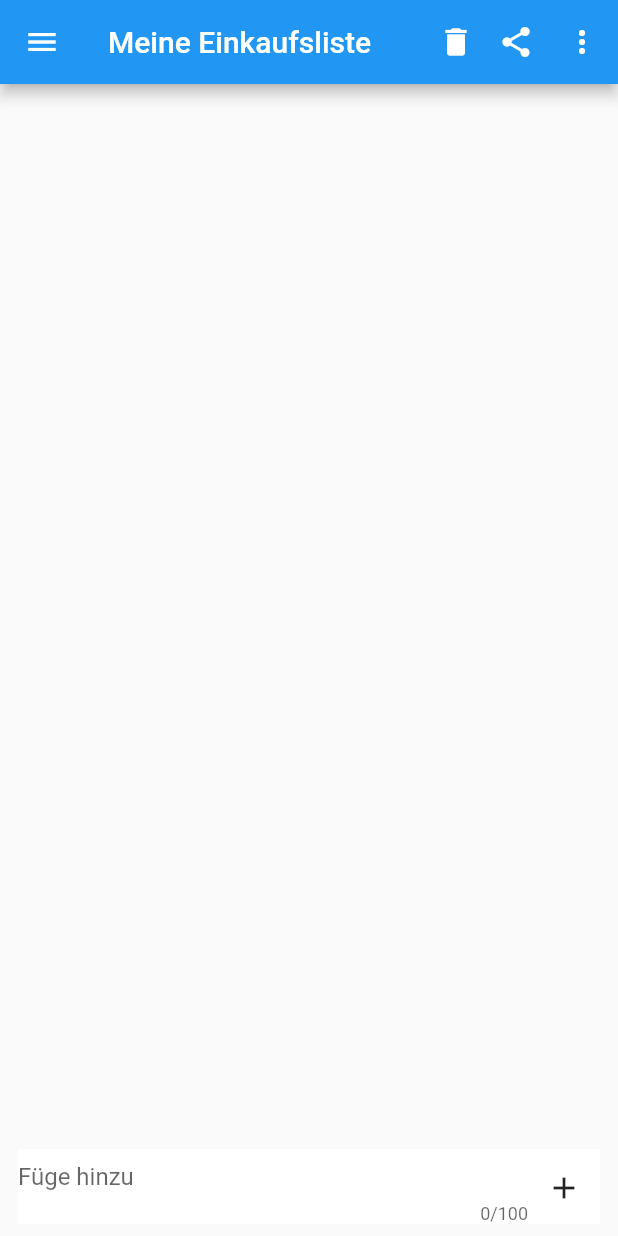
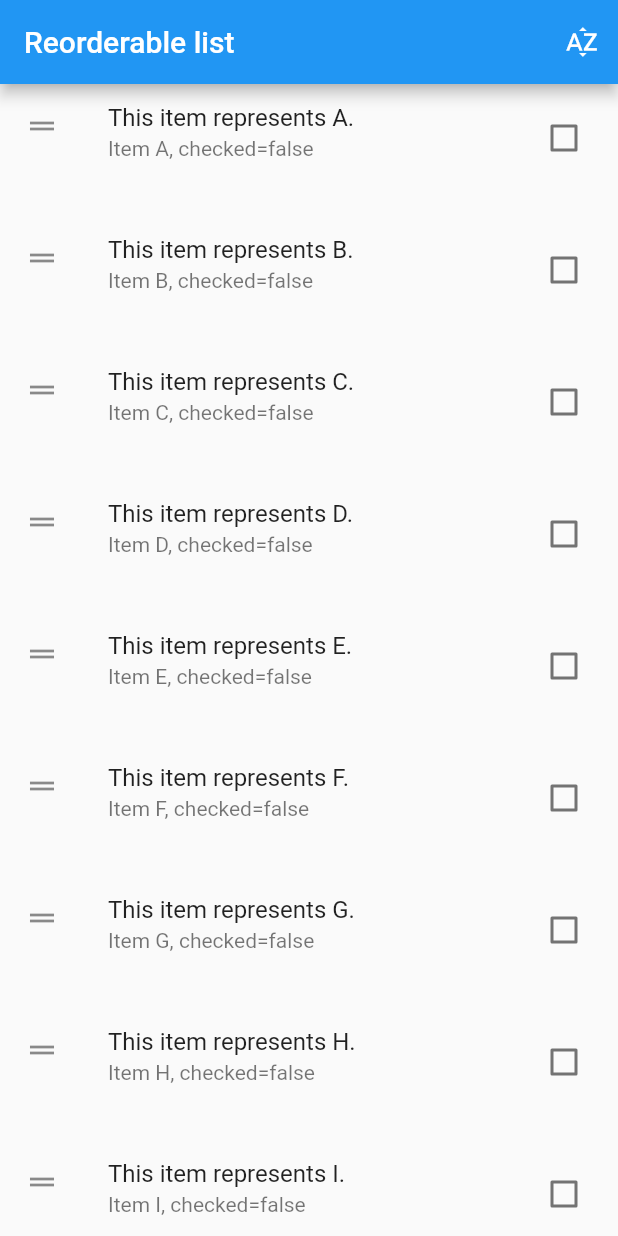
Before and after one commit to drmilde/einkaufsliste, a Flutter app: the screen it shows after launch, on a phone screen of 412 x 824 dp. Run offline on Flutter 3.47's test engine with Material 2 defaults, Android fonts, the phone set to English and light mode, and no system bars; our stand-ins replace sqflite; accounts and stored records are empty.

```diff
--- a/lib/main.dart
+++ b/lib/main.dart
@@ -1,3 +1,4 @@
+import 'package:einkaufsliste/screens/main_reordable_screen.dart';
 import 'package:einkaufsliste/screens/main_screen.dart';
 import 'package:flutter/material.dart';
 
@@ -12,7 +13,8 @@ class MyApp extends StatelessWidget {
       theme: ThemeData(
         primarySwatch: Colors.blue,
       ),
-      home: MainScreen("Meine Einkaufsliste"),
+      //home: MainScreen("Meine Einkaufsliste"),
+      home: MainReordableScreen(),
     );
   }
 }
--- /dev/null
+++ b/lib/screens/main_reordable_screen.dart
@@ -0,0 +1,96 @@
+import 'package:flutter/material.dart';
+
+class MainReordableScreen extends StatefulWidget {
+  const MainReordableScreen({Key key}) : super(key: key);
+
+  @override
+  State<StatefulWidget> createState() {
+    return _MainReordableScreenState();
+  }
+}
+
+class _ListItem {
+  _ListItem(this.value, this.checked);
+
+  final String value;
+  bool checked;
+}
+
+class _MainReordableScreenState extends State<MainReordableScreen> {
+  bool _reverseSort = false;
+  static final _items = <String>[
+    'A',
+    'B',
+    'C',
+    'D',
+    'E',
+    'F',
+    'G',
+    'H',
+    'I',
+    'J',
+    'K',
+    'L',
+    'M',
+    'N',
+  ].map((item) => _ListItem(item, false)).toList();
+
+  // Handler called by ReorderableListView onReorder after a list child is
+  // dropped into a new position.
+  void _onReorder(int oldIndex, int newIndex) {
+    setState(() {
+      if (newIndex > oldIndex) {
+        newIndex -= 1;
+      }
+      final _ListItem item = _items.removeAt(oldIndex);
+      _items.insert(newIndex, item);
+    });
+  }
+
+  // Handler called when the "sort" button on appbar is clicked.
+  void _onSort() {
+    setState(() {
+      _reverseSort = !_reverseSort;
+      _items.sort((_ListItem a, _ListItem b) => _reverseSort
+          ? b.value.compareTo(a.value)
+          : a.value.compareTo(b.value));
+    });
+  }
+
+  @override
+  Widget build(BuildContext context) {
+    final _appbar = AppBar(
+      title: Text('Reorderable list'),
+      automaticallyImplyLeading: false,
+      actions: <Widget>[
+        IconButton(
+          icon: Icon(Icons.sort_by_alpha),
+          tooltip: 'Sort',
+          onPressed: _onSort,
+        ),
+      ],
+    );
+    final _listTiles = _items
+        .map(
+          (item) => CheckboxListTile(
+            key: Key(item.value),
+            value: item.checked ?? false,
+            onChanged: (bool newValue) {
+              setState(() => item.checked = newValue);
+            },
+            title: Text('This item represents ${item.value}.'),
+            isThreeLine: true,
+            subtitle: Text('Item ${item.value}, checked=${item.checked}'),
+            secondary: Icon(Icons.drag_handle),
+          ),
+        )
+        .toList();
+    return Scaffold(
+      appBar: _appbar,
+      body: ReorderableListView(
+        onReorder: _onReorder,
+        children: _listTiles,
+      ),
+    );
+  }
+}
```
